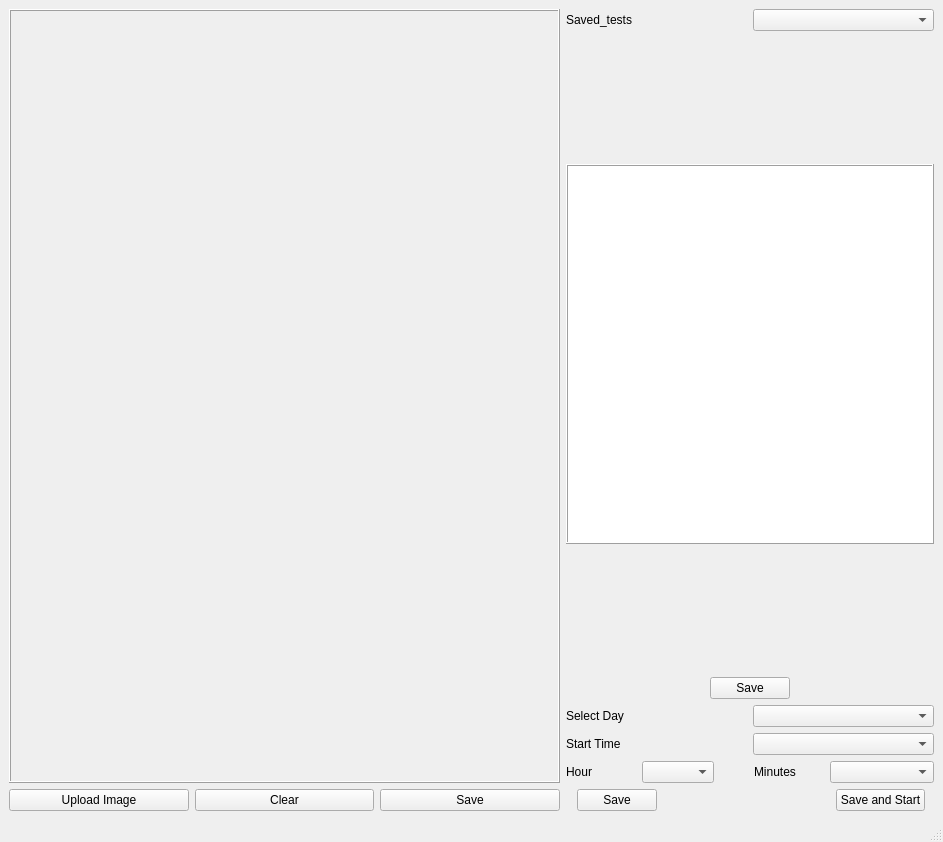
Qt form application/ui/roi_window.ui (Nitish1206/yolor_tracking) before a commit.
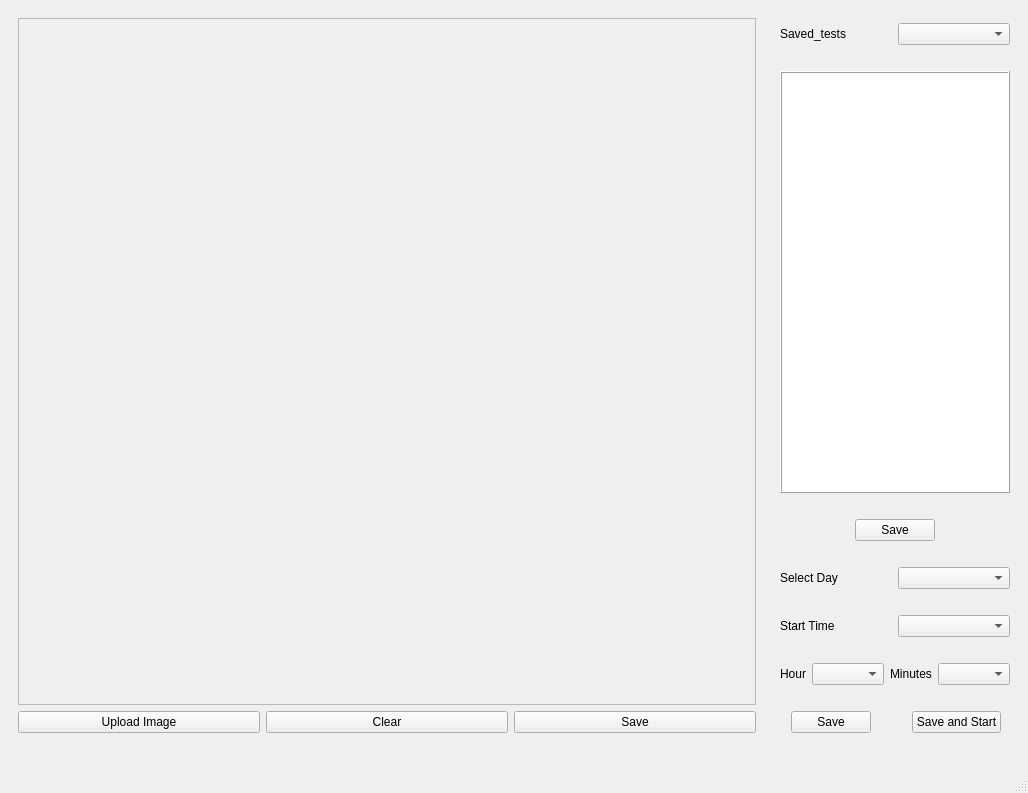
The same form after that commit.

Diff of the .ui file:
```diff
--- a/application/ui/roi_window.ui
+++ b/application/ui/roi_window.ui
@@ -6,8 +6,8 @@
    <rect>
     <x>0</x>
     <y>0</y>
-    <width>943</width>
-    <height>842</height>
+    <width>1028</width>
+    <height>793</height>
    </rect>
   </property>
   <property name="sizePolicy">
@@ -24,12 +24,29 @@
   </property>
   <widget class="QWidget" name="centralwidget">
    <layout class="QGridLayout" name="gridLayout">
+    <item row="1" column="0">
+     <spacer name="verticalSpacer_7">
+      <property name="orientation">
+       <enum>Qt::Vertical</enum>
+      </property>
+      <property name="sizeType">
+       <enum>QSizePolicy::Fixed</enum>
+      </property>
+      <property name="sizeHint" stdset="0">
+       <size>
+        <width>20</width>
+        <height>20</height>
+       </size>
+      </property>
+     </spacer>
+    </item>
     <item row="0" column="0">
-     <layout class="QHBoxLayout" name="horizontalLayout_3" stretch="3,2">
+     <layout class="QHBoxLayout" name="horizontalLayout_3" stretch="4,1">
       <property name="sizeConstraint">
-       <enum>QLayout::SetMinimumSize</enum>
+       <enum>QLayout::SetMaximumSize</enum>
       </property>
       <item>
+       <widget class="QWidget" name="" native="true">
        <layout class="QVBoxLayout" name="verticalLayout_2" stretch="5,1">
         <property name="sizeConstraint">
          <enum>QLayout::SetMaximumSize</enum>
@@ -49,7 +66,7 @@
            </size>
           </property>
           <property name="frameShape">
-           <enum>QFrame::Box</enum>
+            <enum>QFrame::StyledPanel</enum>
           </property>
           <property name="frameShadow">
            <enum>QFrame::Raised</enum>
@@ -88,12 +105,27 @@
          </layout>
         </item>
        </layout>
+       </widget>
       </item>
       <item>
-       <layout class="QVBoxLayout" name="verticalLayout" stretch="1,1,3,1,1,1,1,1,1">
+       <widget class="QWidget" name="" native="true">
+        <layout class="QVBoxLayout" name="verticalLayout" stretch="0,1,1,3,1,1,0,1,0,1,0,1,0,1">
         <property name="sizeConstraint">
          <enum>QLayout::SetMaximumSize</enum>
         </property>
+         <item>
+          <spacer name="verticalSpacer_8">
+           <property name="orientation">
+            <enum>Qt::Vertical</enum>
+           </property>
+           <property name="sizeHint" stdset="0">
+            <size>
+             <width>20</width>
+             <height>5</height>
+            </size>
+           </property>
+          </spacer>
+         </item>
         <item>
          <layout class="QHBoxLayout" name="horizontalLayout_7">
           <item>
@@ -114,12 +146,12 @@
            <enum>Qt::Vertical</enum>
           </property>
           <property name="sizeType">
-           <enum>QSizePolicy::MinimumExpanding</enum>
+            <enum>QSizePolicy::Fixed</enum>
           </property>
           <property name="sizeHint" stdset="0">
            <size>
             <width>20</width>
-            <height>10</height>
+             <height>20</height>
            </size>
           </property>
          </spacer>
@@ -127,7 +159,7 @@
         <item>
          <widget class="QTableWidget" name="Parking_type_table_view">
           <property name="sizePolicy">
-           <sizepolicy hsizetype="Minimum" vsizetype="Minimum">
+            <sizepolicy hsizetype="MinimumExpanding" vsizetype="MinimumExpanding">
             <horstretch>0</horstretch>
             <verstretch>0</verstretch>
            </sizepolicy>
@@ -152,12 +184,12 @@
            <enum>Qt::Vertical</enum>
           </property>
           <property name="sizeType">
-           <enum>QSizePolicy::MinimumExpanding</enum>
+            <enum>QSizePolicy::Fixed</enum>
           </property>
           <property name="sizeHint" stdset="0">
            <size>
             <width>20</width>
-            <height>10</height>
+             <height>20</height>
            </size>
           </property>
          </spacer>
@@ -211,6 +243,19 @@
           </item>
          </layout>
         </item>
+         <item>
+          <spacer name="verticalSpacer_2">
+           <property name="orientation">
+            <enum>Qt::Vertical</enum>
+           </property>
+           <property name="sizeHint" stdset="0">
+            <size>
+             <width>20</width>
+             <height>20</height>
+            </size>
+           </property>
+          </spacer>
+         </item>
         <item>
          <layout class="QHBoxLayout" name="horizontalLayout_8">
           <item>
@@ -225,6 +270,19 @@
           </item>
          </layout>
         </item>
+         <item>
+          <spacer name="verticalSpacer_3">
+           <property name="orientation">
+            <enum>Qt::Vertical</enum>
+           </property>
+           <property name="sizeHint" stdset="0">
+            <size>
+             <width>20</width>
+             <height>20</height>
+            </size>
+           </property>
+          </spacer>
+         </item>
         <item>
          <layout class="QHBoxLayout" name="horizontalLayout_2">
           <item>
@@ -243,6 +301,19 @@
           </item>
          </layout>
         </item>
+         <item>
+          <spacer name="verticalSpacer_5">
+           <property name="orientation">
+            <enum>Qt::Vertical</enum>
+           </property>
+           <property name="sizeHint" stdset="0">
+            <size>
+             <width>20</width>
+             <height>20</height>
+            </size>
+           </property>
+          </spacer>
+         </item>
         <item>
          <layout class="QHBoxLayout" name="horizontalLayout_6" stretch="2,2,1,2,3">
           <item>
@@ -280,6 +351,19 @@
           </item>
          </layout>
         </item>
+         <item>
+          <spacer name="verticalSpacer_6">
+           <property name="orientation">
+            <enum>Qt::Vertical</enum>
+           </property>
+           <property name="sizeHint" stdset="0">
+            <size>
+             <width>20</width>
+             <height>20</height>
+            </size>
+           </property>
+          </spacer>
+         </item>
         <item>
          <layout class="QHBoxLayout" name="horizontalLayout_5" stretch="0,4,1">
           <property name="leftMargin">
@@ -318,6 +402,7 @@
          </layout>
         </item>
        </layout>
+       </widget>
       </item>
      </layout>
     </item>
```
Lines whose indentation alone changed are shown as unchanged.
